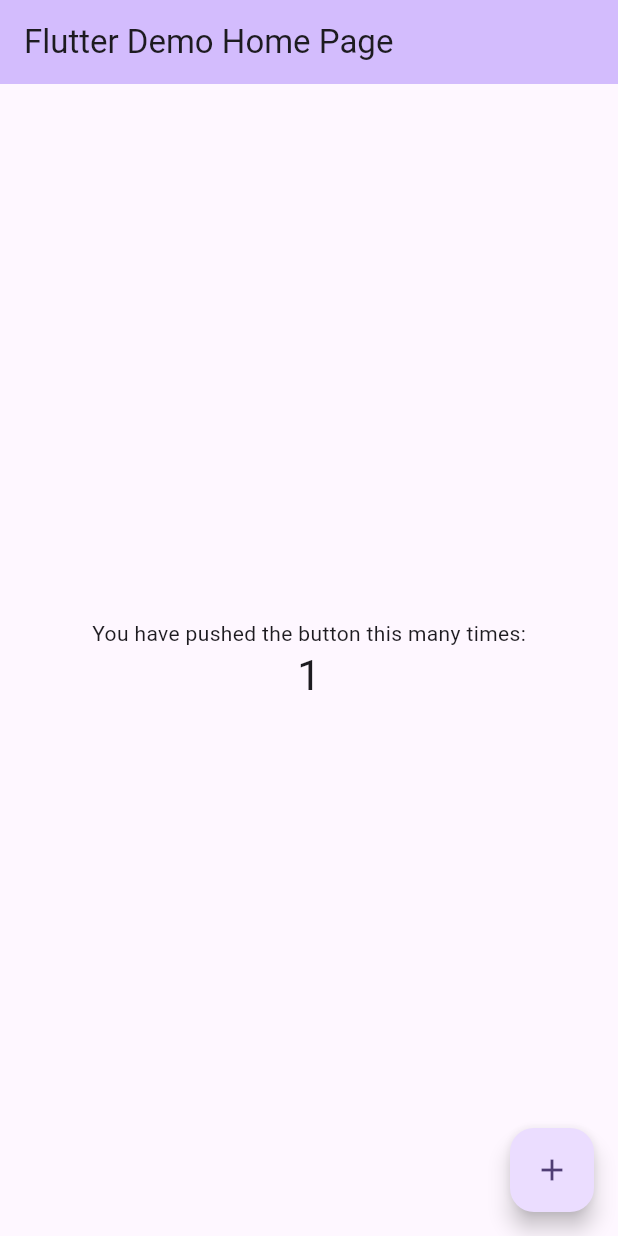
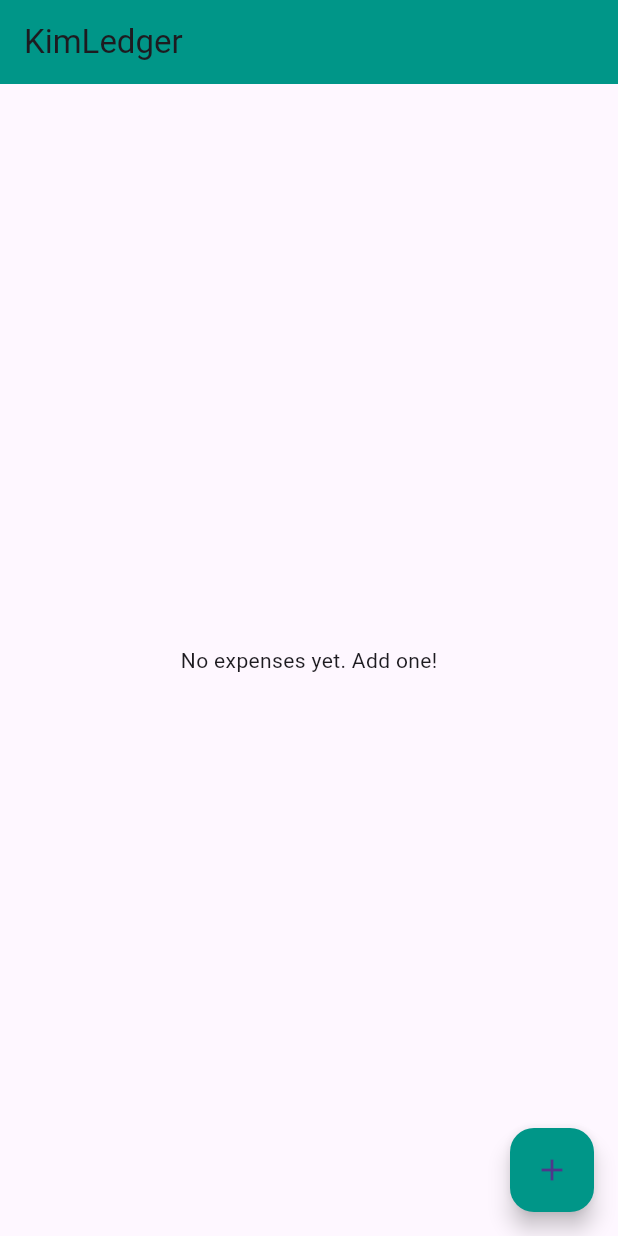
Before and after one commit to leandrorsampaio/KimLedger, a Flutter app: the screen it shows after launch, after a tap on the "add" icon, on a phone screen of 412 x 824 dp. Run offline on Flutter 3.47's test engine with Material 3 defaults, Android fonts, the phone set to English and light mode, and no system bars; our stand-ins replace sqflite_sqlcipher; accounts and stored records are empty.

Commit message:
Update the UI

```diff
--- a/kim_ledger/lib/main.dart
+++ b/kim_ledger/lib/main.dart
@@ -1,4 +1,9 @@
+// lib/main.dart
+
 import 'package:flutter/material.dart';
+import 'package:provider/provider.dart';
+import 'screens/home_screen.dart';
+import 'services/data_provider.dart';
 
 void main() {
   runApp(const MyApp());
@@ -7,116 +12,20 @@ void main() {
 class MyApp extends StatelessWidget {
   const MyApp({super.key});
 
-  // This widget is the root of your application.
   @override
   Widget build(BuildContext context) {
-    return MaterialApp(
-      title: 'Flutter Demo',
-      theme: ThemeData(
-        // This is the theme of your application.
-        //
-        // TRY THIS: Try running your application with "flutter run". You'll see
-        // the application has a purple toolbar. Then, without quitting the app,
-        // try changing the seedColor in the colorScheme below to Colors.green
-        // and then invoke "hot reload" (save your changes or press the "hot
-        // reload" button in a Flutter-supported IDE, or press "r" if you used
-        // the command line to start the app).
-        //
-        // Notice that the counter didn't reset back to zero; the application
-        // state is not lost during the reload. To reset the state, use hot
-        // restart instead.
-        //
-        // This works for code too, not just values: Most code changes can be
-        // tested with just a hot reload.
-        colorScheme: ColorScheme.fromSeed(seedColor: Colors.deepPurple),
+    // Wrap the entire app with ChangeNotifierProvider to make the data
+    // available to all descendant widgets.
+    return ChangeNotifierProvider(
+      create: (context) => DataProvider(),
+      child: MaterialApp(
+        title: 'KimLedger',
+        theme: ThemeData(
+          primarySwatch: Colors.teal,
+          visualDensity: VisualDensity.adaptivePlatformDensity,
+        ),
+        home: const HomeScreen(),
       ),
-      home: const MyHomePage(title: 'Flutter Demo Home Page'),
     );
   }
 }
-
-class MyHomePage extends StatefulWidget {
-  const MyHomePage({super.key, required this.title});
-
-  // This widget is the home page of your application. It is stateful, meaning
-  // that it has a State object (defined below) that contains fields that affect
-  // how it looks.
-
-  // This class is the configuration for the state. It holds the values (in this
-  // case the title) provided by the parent (in this case the App widget) and
-  // used by the build method of the State. Fields in a Widget subclass are
-  // always marked "final".
-
-  final String title;
-
-  @override
-  State<MyHomePage> createState() => _MyHomePageState();
-}
-
-class _MyHomePageState extends State<MyHomePage> {
-  int _counter = 0;
-
-  void _incrementCounter() {
-    setState(() {
-      // This call to setState tells the Flutter framework that something has
-      // changed in this State, which causes it to rerun the build method below
-      // so that the display can reflect the updated values. If we changed
-      // _counter without calling setState(), then the build method would not be
-      // called again, and so nothing would appear to happen.
-      _counter++;
-    });
-  }
-
-  @override
-  Widget build(BuildContext context) {
-    // This method is rerun every time setState is called, for instance as done
-    // by the _incrementCounter method above.
-    //
-    // The Flutter framework has been optimized to make rerunning build methods
-    // fast, so that you can just rebuild anything that needs updating rather
-    // than having to individually change instances of widgets.
-    return Scaffold(
-      appBar: AppBar(
-        // TRY THIS: Try changing the color here to a specific color (to
-        // Colors.amber, perhaps?) and trigger a hot reload to see the AppBar
-        // change color while the other colors stay the same.
-        backgroundColor: Theme.of(context).colorScheme.inversePrimary,
-        // Here we take the value from the MyHomePage object that was created by
-        // the App.build method, and use it to set our appbar title.
-        title: Text(widget.title),
-      ),
-      body: Center(
-        // Center is a layout widget. It takes a single child and positions it
-        // in the middle of the parent.
-        child: Column(
-          // Column is also a layout widget. It takes a list of children and
-          // arranges them vertically. By default, it sizes itself to fit its
-          // children horizontally, and tries to be as tall as its parent.
-          //
-          // Column has various properties to control how it sizes itself and
-          // how it positions its children. Here we use mainAxisAlignment to
-          // center the children vertically; the main axis here is the vertical
-          // axis because Columns are vertical (the cross axis would be
-          // horizontal).
-          //
-          // TRY THIS: Invoke "debug painting" (choose the "Toggle Debug Paint"
-          // action in the IDE, or press "p" in the console), to see the
-          // wireframe for each widget.
-          mainAxisAlignment: MainAxisAlignment.center,
-          children: <Widget>[
-            const Text('You have pushed the button this many times:'),
-            Text(
-              '$_counter',
-              style: Theme.of(context).textTheme.headlineMedium,
-            ),
-          ],
-        ),
-      ),
-      floatingActionButton: FloatingActionButton(
-        onPressed: _incrementCounter,
-        tooltip: 'Increment',
-        child: const Icon(Icons.add),
-      ), // This trailing comma makes auto-formatting nicer for build methods.
-    );
-  }
-}
--- /dev/null
+++ b/kim_ledger/lib/screens/home_screen.dart
@@ -0,0 +1,64 @@
+// lib/screens/home_screen.dart
+
+import 'package:flutter/material.dart';
+import 'package:provider/provider.dart';
+import '../services/data_provider.dart';
+
+class HomeScreen extends StatefulWidget {
+  const HomeScreen({super.key});
+
+  @override
+  State<HomeScreen> createState() => _HomeScreenState();
+}
+
+class _HomeScreenState extends State<HomeScreen> {
+  @override
+  void initState() {
+    super.initState();
+    // Fetch data when the widget is first created
+    Provider.of<DataProvider>(context, listen: false).fetchData();
+  }
+
+  @override
+  Widget build(BuildContext context) {
+    return Scaffold(
+      appBar: AppBar(
+        title: const Text('KimLedger'),
+        backgroundColor: Colors.teal,
+      ),
+      // Use a Consumer to listen for changes in DataProvider
+      body: Consumer<DataProvider>(
+        builder: (context, dataProvider, child) {
+          if (dataProvider.expenses.isEmpty) {
+            return const Center(child: Text('No expenses yet. Add one!'));
+          }
+          // Display expenses in a list
+          return ListView.builder(
+            itemCount: dataProvider.expenses.length,
+            itemBuilder: (context, index) {
+              final expense = dataProvider.expenses[index];
+              return ListTile(
+                title: Text(expense.description),
+                subtitle: Text('${expense.categoryName} - ${expense.date}'),
+                trailing: Text(
+                  '€${expense.value.toStringAsFixed(2)}',
+                  style: TextStyle(
+                    color: expense.value < 0 ? Colors.red : Colors.green,
+                    fontWeight: FontWeight.bold,
+                  ),
+                ),
+              );
+            },
+          );
+        },
+      ),
+      floatingActionButton: FloatingActionButton(
+        onPressed: () {
+          // TODO: Navigate to the 'Add Expense' screen
+        },
+        backgroundColor: Colors.teal,
+        child: const Icon(Icons.add),
+      ),
+    );
+  }
+}
--- /dev/null
+++ b/kim_ledger/lib/services/data_provider.dart
@@ -0,0 +1,23 @@
+// lib/services/data_provider.dart
+
+import 'package:flutter/foundation.dart';
+import '../models/category.dart';
+import '../models/expense.dart';
+import 'database_service.dart';
+
+class DataProvider with ChangeNotifier {
+  List<Expense> _expenses = [];
+  List<Category> _categories = [];
+
+  List<Expense> get expenses => _expenses;
+  List<Category> get categories => _categories;
+
+  final DatabaseService _databaseService = DatabaseService.instance;
+
+  // Fetches all data from the database and notifies listeners
+  Future<void> fetchData() async {
+    _expenses = await _databaseService.getExpenses();
+    _categories = await _databaseService.getCategories();
+    notifyListeners(); // This tells the UI to rebuild
+  }
+}
```
